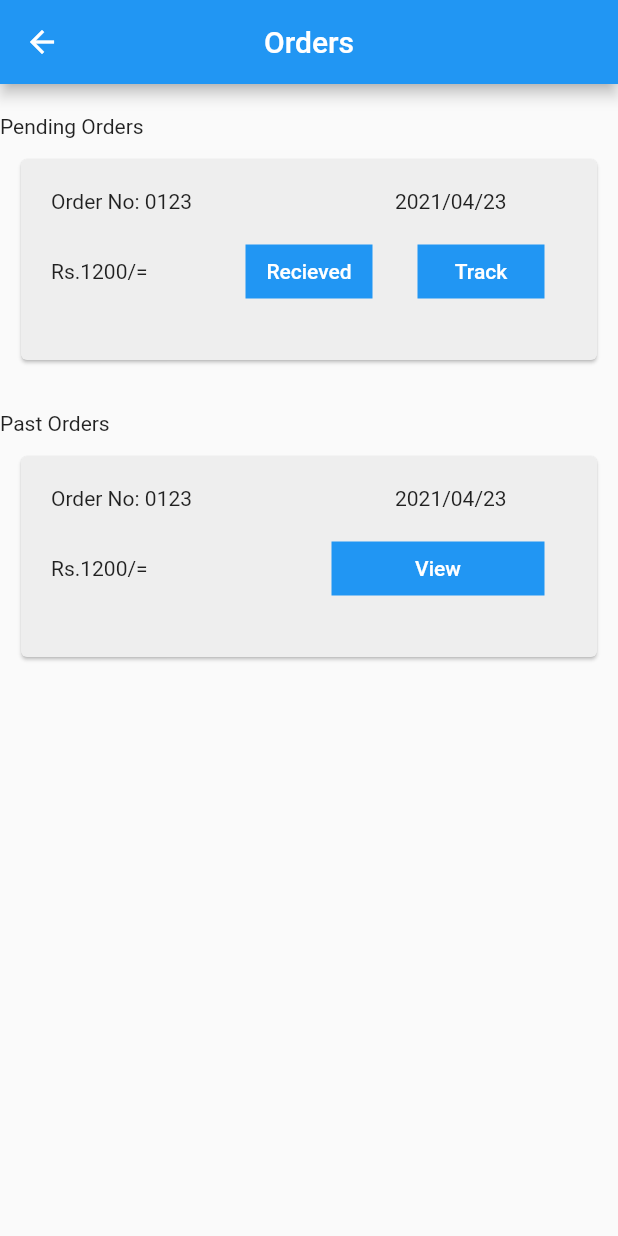
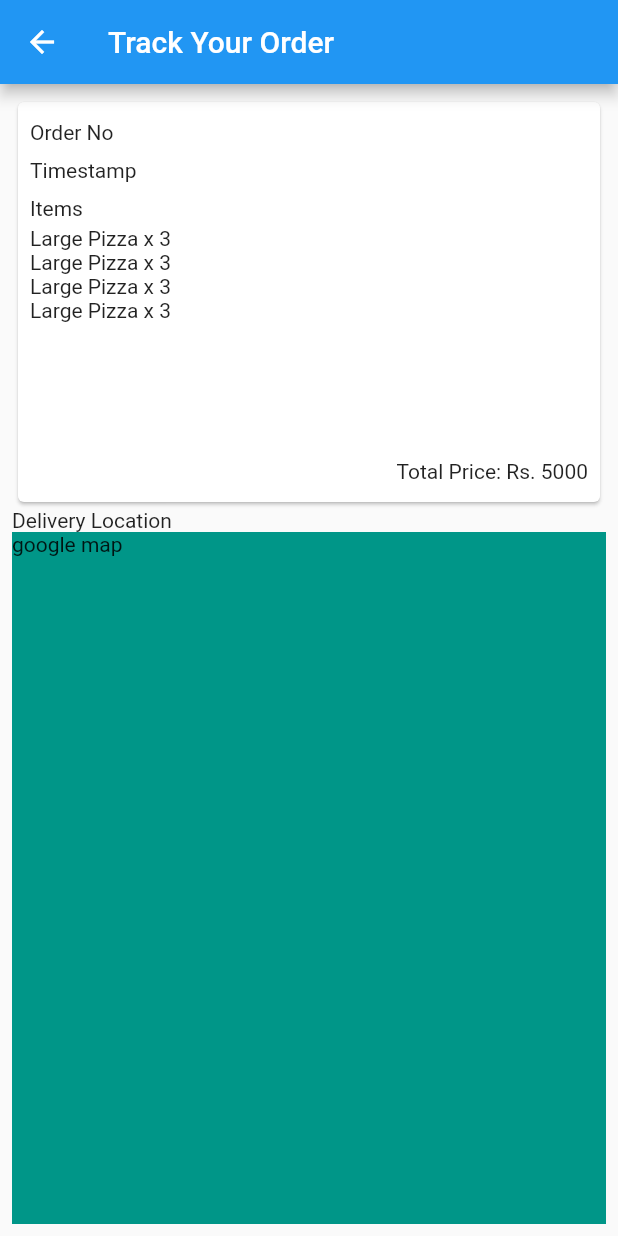
Before and after one commit to HasiruNMP/FoodOrderDeliverySystem, a Flutter app: the Orderview screen opened directly, after a tap on "Track", on a phone screen of 412 x 824 dp. Run offline on Flutter 3.47's test engine with Material 2 defaults, Android fonts, the light colour scheme and no system bars; our stand-ins replace flutter_otp_text_field; network calls fail.

Commit message:
track order ui basic

```diff
--- a/customerapp/lib/main.dart
+++ b/customerapp/lib/main.dart
@@ -3,6 +3,7 @@ import 'package:customerapp/view/checkoutview.dart';
 import 'package:customerapp/view/homeview.dart';
 import 'package:customerapp/view/loginview.dart';
 import 'package:customerapp/view/menuview.dart';
+import 'package:customerapp/view/ordertrackingview.dart';
 import 'package:customerapp/view/signupview.dart';
 import 'package:flutter/material.dart';
 
@@ -25,6 +26,7 @@ class MyApp extends StatelessWidget {
         'menu': (context) => const MenuView(),
         'category': (context) => const CategoryView(),
         'checkout': (context) => const CheckoutView(),
+        'track': (context) => const TrackOrderView(),
       },
       home: const HomeView(),
     );
--- a/customerapp/lib/view/homeview.dart
+++ b/customerapp/lib/view/homeview.dart
@@ -1,5 +1,7 @@
 import 'package:customerapp/view/cartview.dart';
 import 'package:customerapp/view/menuview.dart';
+import 'package:customerapp/view/ordersview.dart';
+import 'package:customerapp/view/profileview.dart';
 import 'package:customerapp/view/signupview.dart';
 import 'package:flutter/material.dart';
 
@@ -19,7 +21,8 @@ class _HomeViewState extends State<HomeView> {
   final List<Widget> _widgetOptions = <Widget>[
     const MenuView(),
     const CartView(),
-    Signup(),
+    Orderview(),
+    ProfileView(),
   ];
 
   void _onItemTapped(int index) {
@@ -35,14 +38,19 @@ class _HomeViewState extends State<HomeView> {
         child: _widgetOptions.elementAt(_selectedIndex),
       ),
       bottomNavigationBar: BottomNavigationBar(
+        type: BottomNavigationBarType.fixed,
         items: const <BottomNavigationBarItem>[
           BottomNavigationBarItem(
             icon: Icon(Icons.menu),
-            label: 'Home',
+            label: 'Menu',
           ),
           BottomNavigationBarItem(
             icon: Icon(Icons.shopping_cart),
             label: 'Cart',
+          ),
+          BottomNavigationBarItem(
+            icon: Icon(Icons.history),
+            label: 'Orders',
           ),
           BottomNavigationBarItem(
             icon: Icon(Icons.person),
--- a/customerapp/lib/view/ordersview.dart
+++ b/customerapp/lib/view/ordersview.dart
@@ -72,7 +72,7 @@ class _OrderviewState extends State<Orderview> {
                                   ),
                                 ),
                                 onPressed: () {
-//   Navigator.pushNamed(context, OtpVerify.id);
+                                  Navigator.pushNamed(context, 'track');
                                 },
                                 child: const Text('Track'),
                               ),
--- a/customerapp/lib/view/ordertrackingview.dart
+++ b/customerapp/lib/view/ordertrackingview.dart
@@ -0,0 +1,89 @@
+import 'package:flutter/material.dart';
+
+
+class TrackOrderView extends StatefulWidget {
+  const TrackOrderView({Key? key}) : super(key: key);
+
+  @override
+  _TrackOrderViewState createState() => _TrackOrderViewState();
+}
+
+class _TrackOrderViewState extends State<TrackOrderView> {
+  @override
+  Widget build(BuildContext context) {
+    return Scaffold(
+      appBar: AppBar(
+        title: Text('Track Your Order'),
+      ),
+      body: SafeArea(
+        child: Padding(
+          padding: const EdgeInsets.all(8.0),
+          child: ListView(
+            children: [
+              Container(
+                height: MediaQuery.of(context).size.height/3,
+                child: Card(
+                  child: Padding(
+                    padding: const EdgeInsets.all(8.0),
+                    child: Column(
+                      children: [
+                        Expanded(
+                            flex: 1,
+                            child: Container(
+                              alignment: Alignment.centerLeft,
+                              child: Text("Order No"),
+                            )
+                        ),
+                        Expanded(
+                            flex: 1,
+                            child: Container(
+                              alignment: Alignment.centerLeft,
+                              child: Text("Timestamp"),
+                            )
+                        ),
+                        Expanded(
+                            flex: 1,
+                            child: Container(
+                              alignment: Alignment.centerLeft,
+                              child: Text("Items"),
+                            )
+                        ),
+                        Expanded(
+                          flex: 6,
+                          child: ListView(
+                            children: [
+                              Text('Large Pizza x 3'),
+                              Text('Large Pizza x 3'),
+                              Text('Large Pizza x 3'),
+                              Text('Large Pizza x 3'),
+                            ],
+                          ),
+                        ),
+                        Expanded(
+                            flex: 1,
+                            child: Container(
+                              alignment: Alignment.centerRight,
+                              child: Text("Total Price: Rs. 5000"),
+                            )
+                        ),
+                      ],
+                    ),
+                  ),
+                ),
+              ),
+              Container(
+                alignment: Alignment.centerLeft,
+                child: Text("Delivery Location"),
+              ),
+              Container(
+                height: MediaQuery.of(context).size.height/1,
+                color: Colors.teal,
+                child: Text("google map"),
+              )
+            ],
+          ),
+        ),
+      ),
+    );
+  }
+}
```
